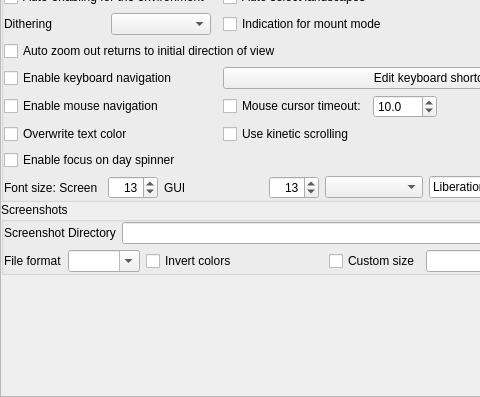
First picture: the form in src/gui/configurationDialog.ui, repository 519984307/stellarium_src, before the edit; both pictures show x 0 to 480 and y 237 to 634 of the 664 by 634 pixel window.
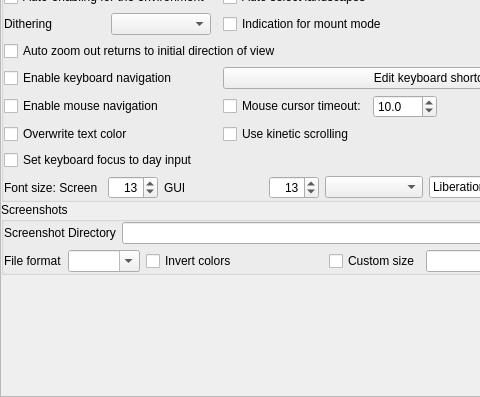
Second picture: the form after the edit. The open tabs and pages were chosen to show the change. Icons and pictures are not drawn. Custom widgets are drawn as their Qt base class.

Diff of the .ui file:
```diff
--- a/src/gui/configurationDialog.ui
+++ b/src/gui/configurationDialog.ui
@@ -2088,7 +2088,7 @@
                 <string>Enable focus on day spinner in Date and Time dialog when option is enabled</string>
                </property>
                <property name="text">
-                <string>Enable focus on day spinner</string>
+                <string>Set keyboard focus to day input</string>
                </property>
               </widget>
              </item>
```
Left out of the diff: 2 changed lines with no effect on the pictures.
